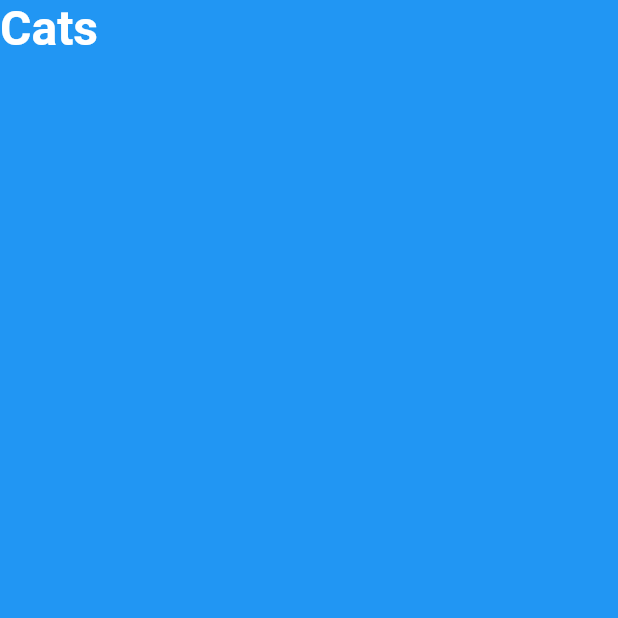
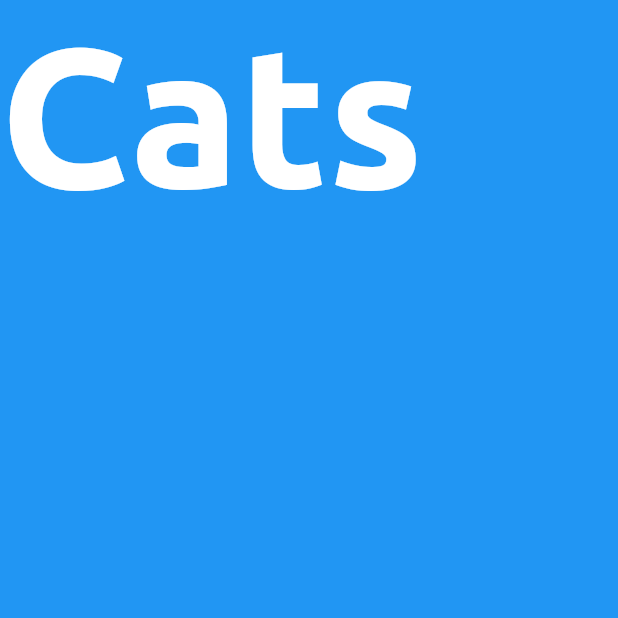
Before and after one commit to chrishargan/Cat-adoption-app, a Flutter app: the screen it shows after launch, on a phone screen of 412 x 824 dp, the top half of it. Run offline on Flutter 3.47's test engine with Material 2 defaults, Android fonts, the phone set to English and light mode, and no system bars.

Commit message:
Inported external libraries and fonts settings

```diff
--- a/cat_box/lib/main.dart
+++ b/cat_box/lib/main.dart
@@ -12,6 +12,7 @@ class CatBoxApp extends StatelessWidget {
       theme: new ThemeData(
         primarySwatch: Colors.blue,
         accentColor: Colors.pinkAccent,
+        fontFamily: 'Ubuntu',
       ),
       home: new CatList(),
     );
--- a/cat_box/lib/ui/cat_list.dart
+++ b/cat_box/lib/ui/cat_list.dart
@@ -13,7 +13,7 @@ class _CatListState extends State<CatList> {
       style: new TextStyle(
         color: Colors.white,
         fontWeight: FontWeight.bold,
-        fontSize: 32.0,
+        fontSize: 132.0,
       ),
     );
   }
--- a/cat_box/pubspec.yaml
+++ b/cat_box/pubspec.yaml
@@ -20,5 +20,9 @@ dev_dependencies:
     sdk: flutter
 
 flutter:
-
   uses-material-design: true
+  fonts:
+    - family: Ubuntu
+    - fonts:
+      - asset: fonts/Ubuntu-Regular.ttf
+      - asset: fonts/Ubuntu-Bold.ttf
```
Also changed, not shown: cat_box/fonts/Ubuntu-Bold.ttf (added), cat_box/fonts/Ubuntu-Regular.ttf (added).
